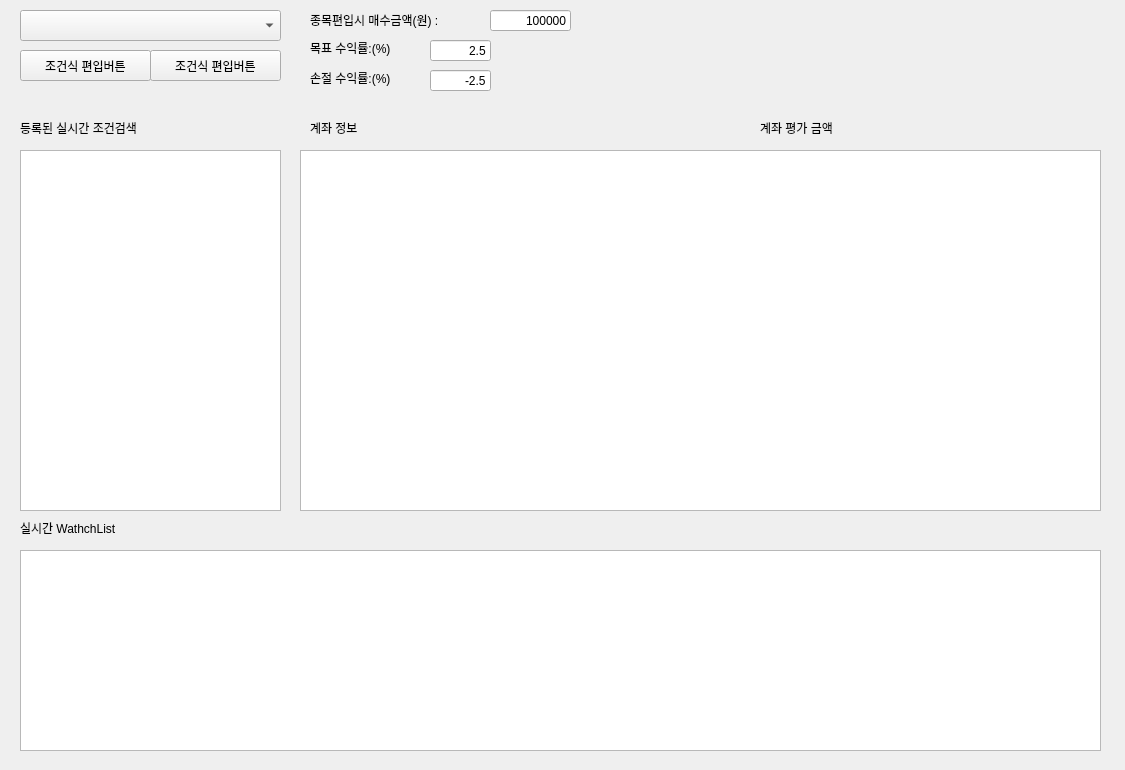
dikwon79/dongilStock, file main.ui: the form before one commit.
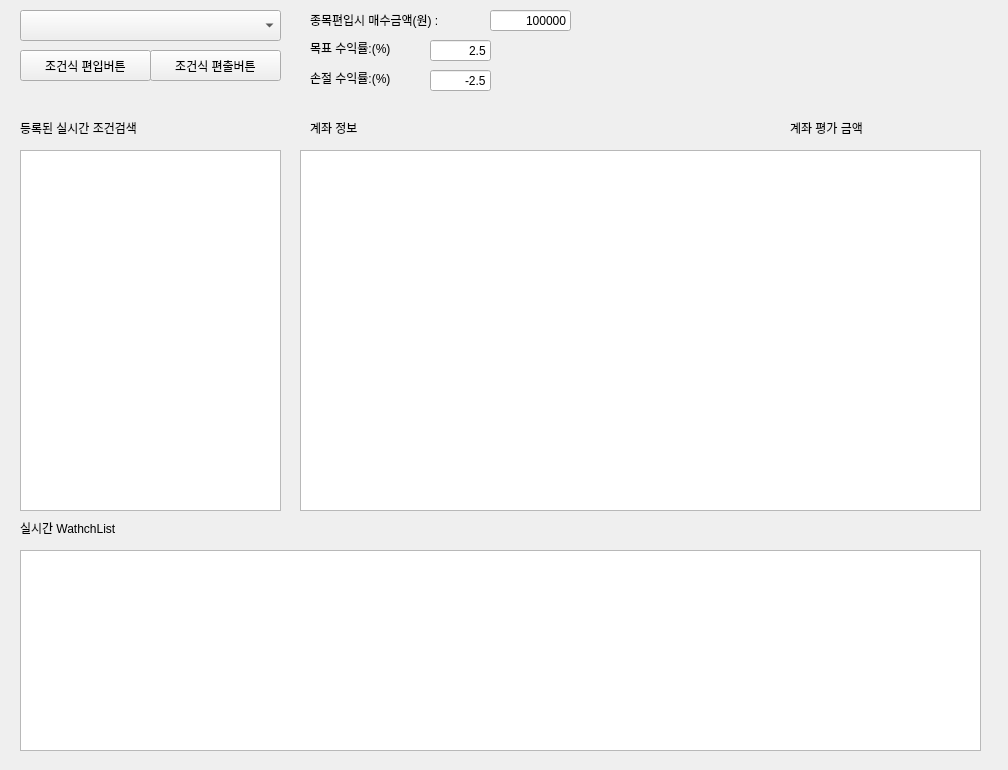
The form after the commit.

```diff
--- a/main.ui
+++ b/main.ui
@@ -6,13 +6,13 @@
    <rect>
     <x>0</x>
     <y>0</y>
-    <width>1125</width>
+    <width>1008</width>
     <height>770</height>
    </rect>
   </property>
   <property name="maximumSize">
    <size>
-    <width>1125</width>
+    <width>1008</width>
     <height>770</height>
    </size>
   </property>
@@ -58,7 +58,7 @@
     </rect>
    </property>
    <property name="text">
-    <string>조건식 편입버튼</string>
+    <string>조건식 편출버튼</string>
    </property>
   </widget>
   <widget class="QTableView" name="registeredTableView">
@@ -166,7 +166,7 @@
     <rect>
      <x>20</x>
      <y>550</y>
-     <width>1081</width>
+     <width>961</width>
      <height>201</height>
     </rect>
    </property>
@@ -202,10 +202,13 @@
     <rect>
      <x>300</x>
      <y>150</y>
-     <width>801</width>
+     <width>681</width>
      <height>361</height>
     </rect>
    </property>
+   <attribute name="horizontalHeaderStretchLastSection">
+    <bool>false</bool>
+   </attribute>
   </widget>
   <widget class="QLabel" name="label_6">
    <property name="geometry">
@@ -223,9 +226,9 @@
   <widget class="QLabel" name="currentBalanceLabel">
    <property name="geometry">
     <rect>
-     <x>760</x>
+     <x>790</x>
      <y>120</y>
-     <width>271</width>
+     <width>201</width>
      <height>16</height>
     </rect>
    </property>
```
